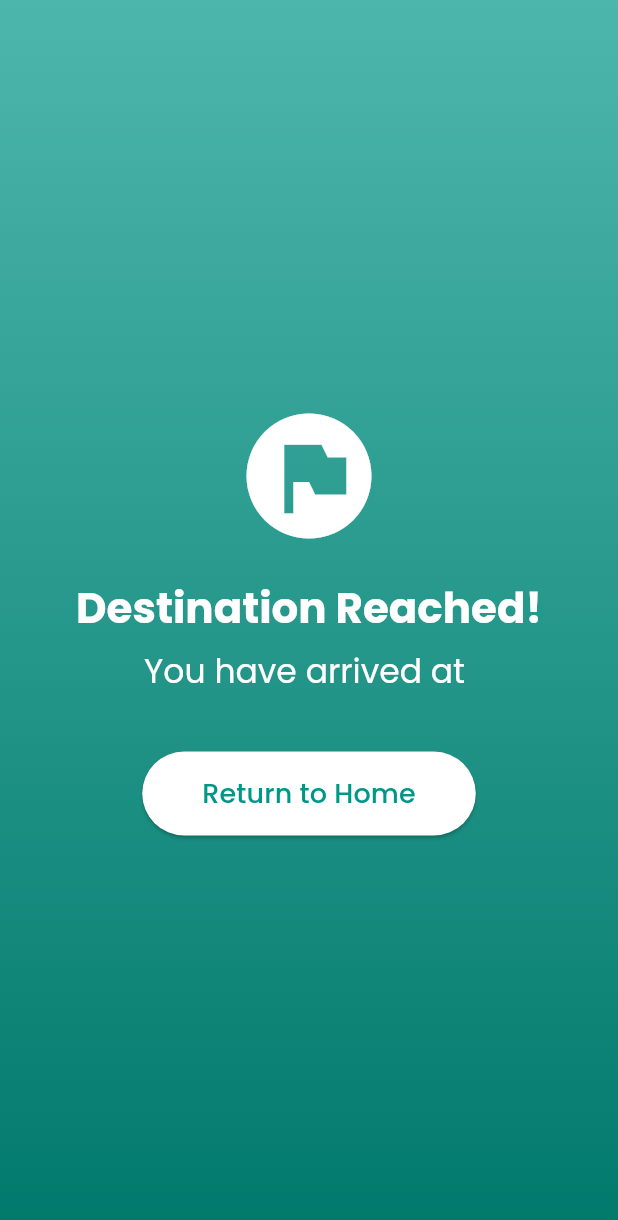
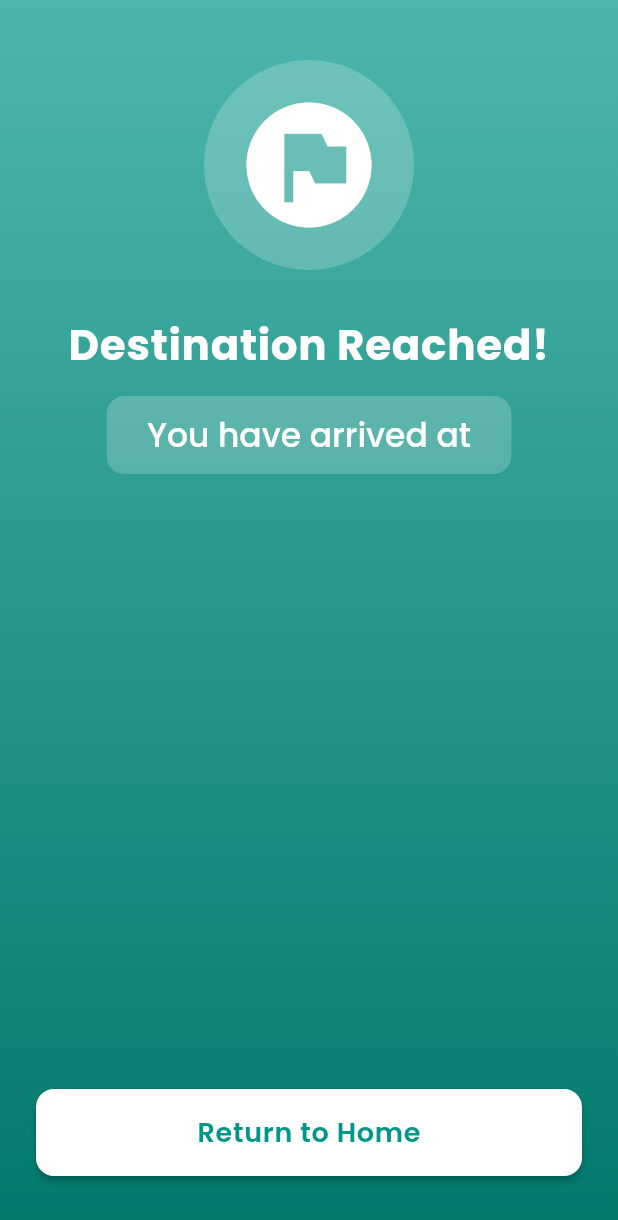
Before and after one commit to Mahad-Ghauri/Tour_guide-main, a Flutter app: the DestinationReachedScreen screen opened directly with empty values, on a phone screen of 412 x 824 dp. Shown: the top 1220 px of the screen. Run offline on Flutter 3.47's test engine with Material 3 defaults, Android fonts, the light colour scheme and no system bars; our stand-ins replace flutter_rating_bar, flutter_staggered_animations, flutter_tts, geolocator, google_fonts, google_maps_flutter and 6 more; missing offline and left inert: flutter_google_places_sdk; accounts and stored records are empty.

Commit message:
refactor: Update UI components in CategoryIcons and DestinationReachedScreen
- Adjusted padding and margin in CategoryIcons for improved layout.
- Enhanced text styles and alignment for better readability.
- Refactored DestinationReachedScreen to use SafeArea and improved button styling.
- Updated the structure of the destination reached message for a cleaner presentation.

```diff
--- a/lib/Screens/destination_reached_screen.dart
+++ b/lib/Screens/destination_reached_screen.dart
@@ -19,44 +19,78 @@ class DestinationReachedScreen extends StatelessWidget {
             colors: [Colors.teal.shade300, Colors.teal.shade700],
           ),
         ),
-        child: Center(
+        child: SafeArea(
+          child: Padding(
+            padding: const EdgeInsets.symmetric(horizontal: 24.0),
             child: Column(
-            mainAxisAlignment: MainAxisAlignment.center,
               children: [
-              const Icon(
+                const SizedBox(height: 40),
+                // Celebration Icon
+                Container(
+                  padding: const EdgeInsets.all(20),
+                  decoration: BoxDecoration(
+                    color: Colors.white.withOpacity(0.2),
+                    shape: BoxShape.circle,
+                  ),
+                  child: const Icon(
                     Icons.flag_circle,
                     size: 100,
                     color: Colors.white,
                   ),
-              const SizedBox(height: 20),
+                ),
+                const SizedBox(height: 32),
+                // Title
                 Text(
                   'Destination Reached!',
                   style: Theme.of(context).textTheme.headlineMedium?.copyWith(
                     color: Colors.white,
                     fontWeight: FontWeight.bold,
+                    letterSpacing: 0.5,
                   ),
+                  textAlign: TextAlign.center,
                 ),
-              const SizedBox(height: 10),
-              Text(
+                const SizedBox(height: 16),
+                // Place Name
+                Container(
+                  padding: const EdgeInsets.symmetric(horizontal: 24, vertical: 12),
+                  decoration: BoxDecoration(
+                    color: Colors.white.withOpacity(0.2),
+                    borderRadius: BorderRadius.circular(12),
+                  ),
+                  child: Text(
                     'You have arrived at $placeName',
                     style: Theme.of(context).textTheme.titleLarge?.copyWith(
                       color: Colors.white,
+                      fontWeight: FontWeight.w500,
+                    ),
+                    textAlign: TextAlign.center,
                   ),
                 ),
-              const SizedBox(height: 40),
-              ElevatedButton(
+                const Spacer(),
+                // Return Button
+                Container(
+                  width: double.infinity,
+                  margin: const EdgeInsets.only(bottom: 40),
+                  child: ElevatedButton(
                     onPressed: () {
                       Navigator.of(context).popUntil((route) => route.isFirst);
                     },
                     style: ElevatedButton.styleFrom(
                       backgroundColor: Colors.white,
-                  padding: const EdgeInsets.symmetric(horizontal: 40, vertical: 15),
+                      foregroundColor: Colors.teal,
+                      padding: const EdgeInsets.symmetric(vertical: 16),
+                      shape: RoundedRectangleBorder(
+                        borderRadius: BorderRadius.circular(12),
+                      ),
+                      elevation: 2,
                     ),
                     child: const Text(
                       'Return to Home',
                       style: TextStyle(
                         fontSize: 18,
-                    color: Colors.teal,
+                        fontWeight: FontWeight.w600,
+                        letterSpacing: 0.5,
+                      ),
                     ),
                   ),
                 ),
@@ -64,6 +98,7 @@ class DestinationReachedScreen extends StatelessWidget {
             ),
           ),
         ),
+      ),
     );
   }
 }
```
Also changed, not shown: lib/Components/category_icons.dart (+38 -33 lines). Lines whose indentation alone changed are shown as unchanged.
